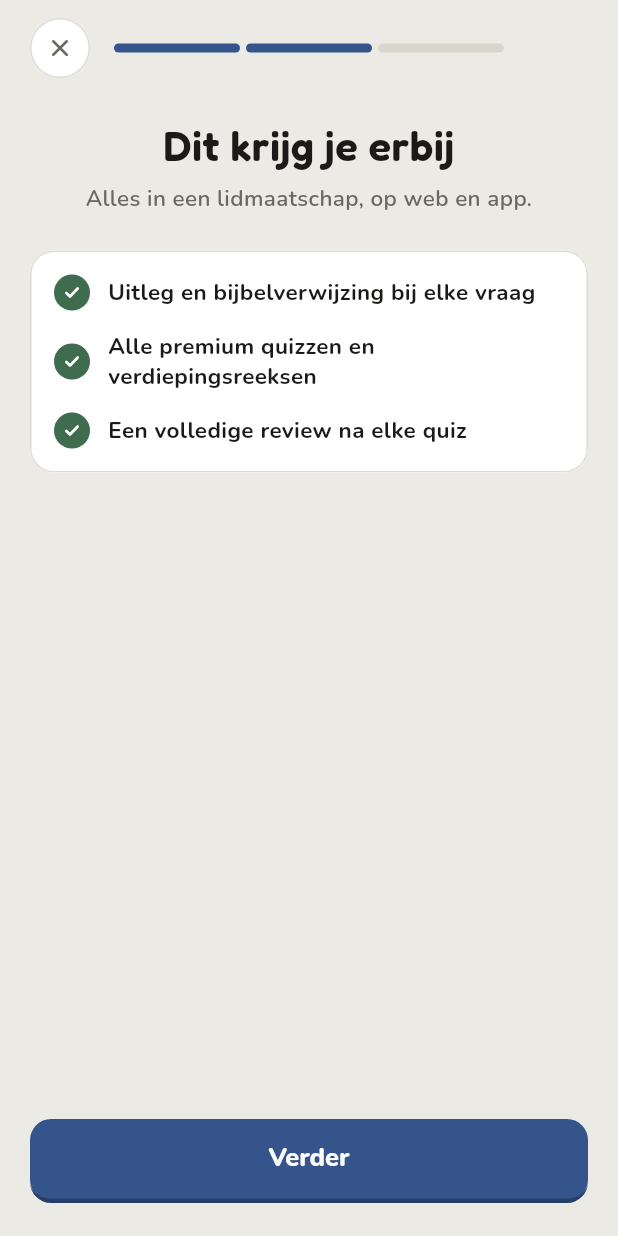
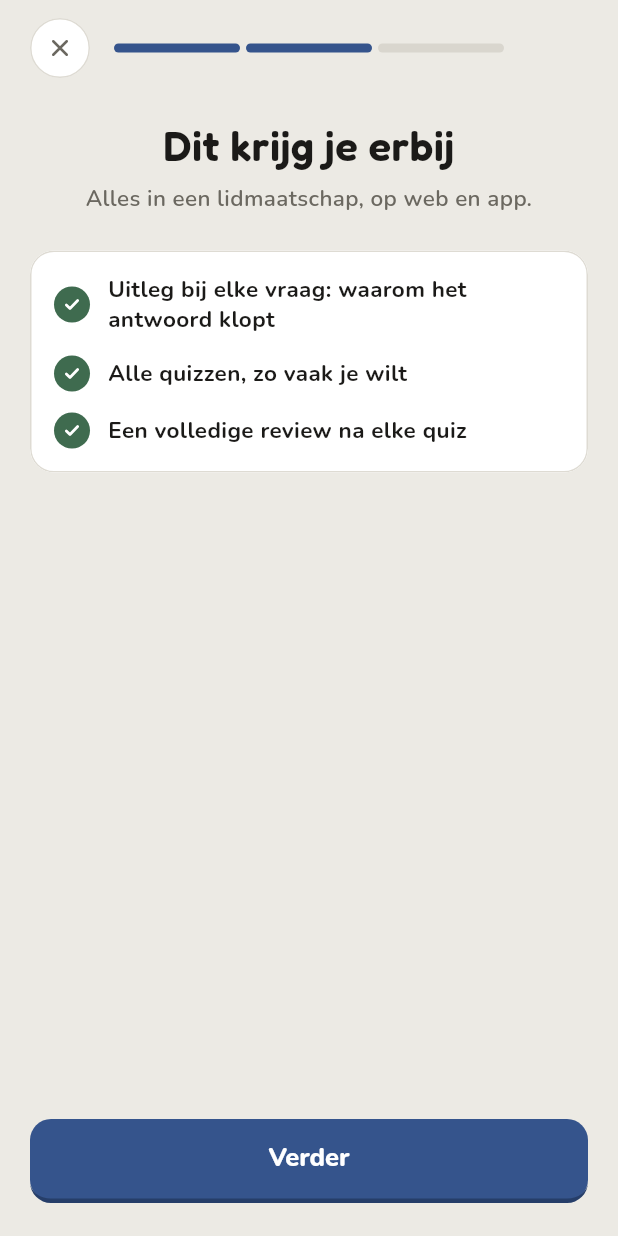
Before and after one commit to AlexLamper/bijbelquiz-app, a Flutter app: the PremiumIntroScreen screen opened by its route, swiped to page 2, on a phone screen of 412 x 824 dp. Run offline on Flutter 3.47's test engine with Material 3 defaults, Android fonts, the phone set to English and light mode, and no system bars; our stand-ins replace dio, flutter_local_notifications, flutter_riverpod, flutter_secure_storage, flutter_svg, go_router and 4 more; missing offline and left inert: google_sign_in_web, purchases_flutter; accounts and stored records are empty.

Commit message:
Premium intro: list only what Premium really adds
The goal pages promised Premium hosting without limits and rooms of 20
(free for everyone), progress per bijbelboek (free since 2.0.2) and streak
protection (does not exist). Each goal now lists explanations, unlimited
quizzes and the full review, and the Samen goal says plainly that playing
together stays free.

Co-Authored-By: Claude Opus 5.5 <noreply@anthropic.com>
Claude-Session: https://claude.ai/code/session_01WdEy4Sx4hM9PFCzEYfpFKv

```diff
--- a/bijbelquiz_mobile/lib/features/premium/present/premium_intro_screen.dart
+++ b/bijbelquiz_mobile/lib/features/premium/present/premium_intro_screen.dart
@@ -73,23 +73,26 @@ class _PremiumIntroScreenState extends ConsumerState<PremiumIntroScreen> {
 
   List<String> get _benefits {
     switch (_goal) {
+      // Only what Premium really adds. Bible references, the per-book pages
+      // and Samen spelen (any room size, as often as you like) are free for
+      // everyone, so they are never listed as a reason to pay.
       case _Goal.knowledge:
         return const [
-          'Uitleg en bijbelverwijzing bij elke vraag',
-          'Alle premium quizzen en verdiepingsreeksen',
+          'Uitleg bij elke vraag: waarom het antwoord klopt',
+          'Alle quizzen, zo vaak je wilt',
           'Een volledige review na elke quiz',
         ];
       case _Goal.habit:
         return const [
-          'Streakbescherming als je een dag mist',
-          'Voortgang per bijbelboek',
-          'Nieuwe seizoenspakketten en themaquizzen',
+          'Elke dag een nieuwe quiz, zonder limiet',
+          'Uitleg bij elke vraag, zodat het blijft hangen',
+          'Je antwoorden terugkijken na elke quiz',
         ];
       case _Goal.together:
         return const [
-          'Onbeperkt spellen hosten',
-          'Tot 20 spelers tegelijk in een kamer',
-          'Meedoen blijft altijd gratis',
+          'Samen spelen blijft voor iedereen gratis',
+          'Daarnaast alleen onbeperkt verder spelen',
+          'Uitleg bij elke vraag om samen na te praten',
         ];
     }
   }
--- a/bijbelquiz_mobile/pubspec.yaml
+++ b/bijbelquiz_mobile/pubspec.yaml
@@ -16,7 +16,7 @@ publish_to: 'none' # Remove this line if you wish to publish to pub.dev
 # https://developer.apple.com/library/archive/documentation/General/Reference/InfoPlistKeyReference/Articles/CoreFoundationKeys.html
 # In Windows, build-name is used as the major, minor, and patch parts
 # of the product and file versions while build-number is used as the build suffix.
-version: 2.0.2+70
+version: 2.0.3+71
 
 environment:
   sdk: ^3.8.0
```
